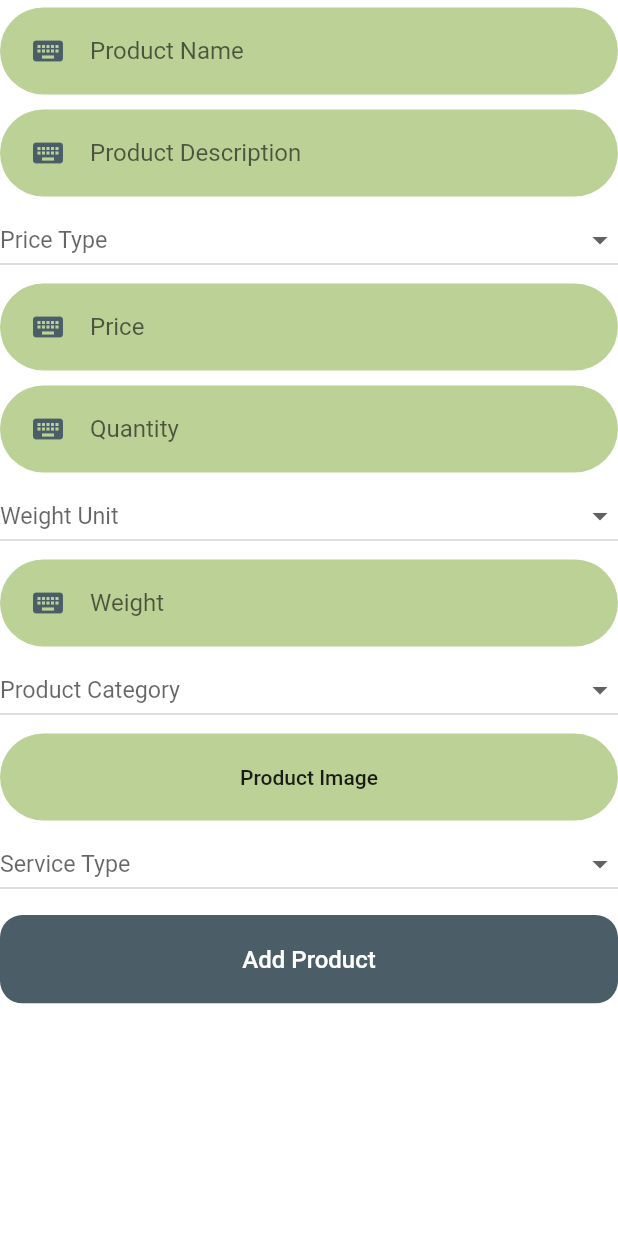
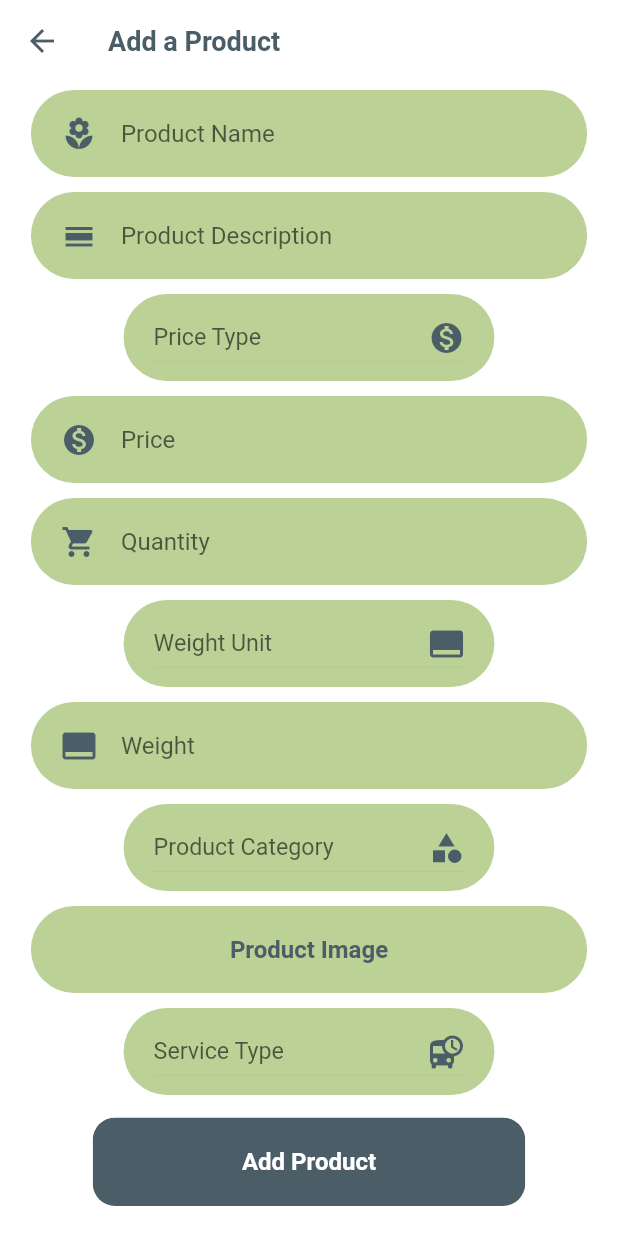
Before and after one commit to ammadUmarDev/ugao.pk, a Flutter app: the AddProduct screen opened directly, on a phone screen of 412 x 824 dp. Run offline on Flutter 3.47's test engine with Material 2 defaults, Android fonts, the phone set to English and light mode, and no system bars; our stand-ins replace cloud_firestore, firebase_auth, firebase_storage, flutter_svg, image_picker; missing offline and left inert: grouped_buttons; accounts and stored records are empty; Roboto replaces fonts that are missing (Cantarell).

Commit message:
Updated 'Add a product' page and created dropDown and appBar widget.

```diff
--- /dev/null
+++ b/lib/components/appbar.dart
@@ -0,0 +1,25 @@
+import 'package:flutter/cupertino.dart';
+import 'package:flutter/material.dart';
+import 'package:ugao/components/h1.dart';
+import '../constants.dart';
+
+class AppBarPageName extends StatelessWidget implements PreferredSizeWidget {
+  AppBarPageName({this.pageName});
+  final pageName;
+  @override
+  Size get preferredSize => const Size.fromHeight(55);
+  Widget build(BuildContext context) {
+    return AppBar(
+      brightness: Brightness.light,
+      iconTheme: IconThemeData(
+        color: kPrimaryAccentColor, //change your color here
+      ),
+      backgroundColor: Colors.transparent,
+      title: H1(
+        textBody: pageName,
+        color: kPrimaryAccentColor,
+      ),
+      elevation: 0,
+    );
+  }
+}
--- a/lib/components/h1.dart
+++ b/lib/components/h1.dart
@@ -3,17 +3,17 @@
 import 'package:ugao/constants.dart';
 
 class H1TextStyle extends TextStyle {
+  H1TextStyle({this.color});
   final fontFamily = "Cantarell";
   final fontSize = h1Size;
   final Color color;
-  final fontWeight = FontWeight.w900;
-  H1TextStyle({this.color = const Color(0xFF35495e)});
+  final fontWeight = FontWeight.w600;
 }
 
 class H1 extends StatelessWidget {
   H1({
     this.textBody,
-    this.color = kPrimaryAccentColor,
+    this.color,
   });
   final String textBody;
   final Color color;
@@ -21,7 +21,7 @@
   Widget build(BuildContext context) {
     return Text(
       textBody,
-      style: H1TextStyle(),
+      style: H1TextStyle(color: color),
     );
   }
 }
--- a/lib/components/h2.dart
+++ b/lib/components/h2.dart
@@ -20,7 +20,7 @@
         fontFamily: "Cantarell",
         fontSize: h2Size,
         color: color,
-        fontWeight: FontWeight.w900,
+        fontWeight: FontWeight.w600,
       ),
       textAlign: align,
     );
--- a/lib/components/h3.dart
+++ b/lib/components/h3.dart
@@ -18,7 +18,7 @@
         fontFamily: "Cantarell",
         fontSize: h3Size,
         color: color,
-        fontWeight: FontWeight.w900,
+        fontWeight: FontWeight.w600,
       ),
     );
   }
--- a/lib/components/rounded_button.dart
+++ b/lib/components/rounded_button.dart
@@ -1,17 +1,19 @@
 import 'package:flutter/material.dart';
+import 'package:ugao/components/h1.dart';
 import '../constants.dart';
+import 'h2.dart';
 
 class RoundedButton extends StatelessWidget {
-  final String text;
-  final Function press;
-  final Color color, textColor;
   const RoundedButton({
     Key key,
     this.text,
     this.press,
-    this.color = kPrimaryColor,
-    this.textColor = Colors.white,
+    this.color,
+    this.textColor,
   }) : super(key: key);
+  final String text;
+  final Function press;
+  final Color color, textColor;
 
   @override
   Widget build(BuildContext context) {
@@ -25,9 +27,9 @@
           padding: EdgeInsets.symmetric(vertical: 20, horizontal: 40),
           color: color,
           onPressed: press,
-          child: Text(
-            text,
-            style: TextStyle(color: textColor, fontSize: h1Size),
+          child: H2(
+            textBody: text,
+            color: textColor,
           ),
         ),
       ),
--- /dev/null
+++ b/lib/components/rounded_drop_down.dart
@@ -0,0 +1,73 @@
+import 'package:flutter/cupertino.dart';
+import 'package:flutter/material.dart';
+
+import '../constants.dart';
+
+class RoundedDropDown extends StatelessWidget {
+  const RoundedDropDown({
+    Key key,
+    this.name,
+    this.size,
+    this.text,
+    this.value,
+    this.onChanged,
+    this.items,
+    this.icon,
+  }) : super(key: key);
+  final String name;
+  final Size size;
+  final String text;
+  final String value;
+  final Function onChanged;
+  final List<String> items;
+  final IconData icon;
+  @override
+  Widget build(BuildContext context) {
+    return Container(
+      margin: EdgeInsets.symmetric(vertical: 5),
+      padding: EdgeInsets.symmetric(horizontal: 20, vertical: 5),
+      width: size.width * 0.6,
+      decoration: new BoxDecoration(
+        color: kPrimaryLightColor,
+        borderRadius: BorderRadius.circular(29),
+      ),
+      child: Column(
+        children: <Widget>[
+          DropdownButton<String>(
+            icon: Icon(
+              icon,
+              color: kPrimaryAccentColor,
+            ),
+            isExpanded: true,
+            isDense: false,
+            style: TextStyle(
+              color: Colors.black,
+            ),
+            hint: Text(
+              text == null ? name : text,
+              style: TextStyle(fontSize: 15.5),
+            ),
+            value: text,
+            onChanged: onChanged,
+            items: items.map((String user) {
+              return DropdownMenuItem<String>(
+                value: user,
+                child: Row(
+                  children: <Widget>[
+                    Text(
+                      user,
+                      textAlign: TextAlign.center,
+                      style: TextStyle(
+                        fontSize: 15,
+                      ),
+                    ),
+                  ],
+                ),
+              );
+            }).toList(),
+          ),
+        ],
+      ),
+    );
+  }
+}
--- a/lib/components/rounded_image_picker.dart
+++ b/lib/components/rounded_image_picker.dart
@@ -4,13 +4,16 @@
 import 'package:flutter/material.dart';
 import 'package:image_picker/image_picker.dart';
 import 'package:ugao/components/text_field_container.dart';
+import 'package:ugao/constants.dart';
+
+import 'h2.dart';
 
 //TODO: add support to select multiple images
 
 class RoundedImagePicker extends StatefulWidget {
   final String hintText;
   final ValueChanged<File> onPicked;
-  RoundedImagePicker({this.hintText="Pick an Image",this.onPicked});
+  RoundedImagePicker({this.hintText = "Pick an Image", this.onPicked});
   @override
   _RoundedImagePickerState createState() => _RoundedImagePickerState();
 }
@@ -48,9 +51,9 @@
     return TextFieldContainer(
       child: FlatButton(
         onPressed: getImage,
-        child: Text(
-          widget.hintText//==null?"Pick an Image":widget.hintText,
-          //style: TextStyle(color: textColor, fontSize: h1Size),
+        child: H2(
+          textBody: widget.hintText,
+          color: kPrimaryAccentColor,
         ),
       ),
       //child: Icon(Icons.add_a_photo),
--- a/lib/components/rounded_input_field.dart
+++ b/lib/components/rounded_input_field.dart
@@ -10,9 +10,9 @@
   const RoundedInputField({
     Key key,
     this.hintText,
-    this.icon = Icons.person,
-    this.keyboardType = TextInputType.text,
+    this.icon,
     this.onChanged,
+    this.keyboardType,
   }) : super(key: key);
 
   @override
--- a/lib/constants.dart
+++ b/lib/constants.dart
@@ -7,7 +7,7 @@
 const kPrimaryTextColor = Colors.white; //white
 const kSecondaryTextColor = Color(0xFFF4b5d67); //blue
 
-const double h1Size = 16;
-const double h2Size = 14;
-const double h3Size = 12;
-const double pSize = 10;
+const double h1Size = 18;
+const double h2Size = 16;
+const double h3Size = 14;
+const double pSize = 12;
--- a/lib/screens/product/add_product.dart
+++ b/lib/screens/product/add_product.dart
@@ -2,9 +2,12 @@
 import 'package:flutter/material.dart';
 import 'package:ugao/Classes/Firebase_Model.dart';
 import 'package:ugao/Classes/Product_Model.dart';
+import 'package:ugao/components/appbar.dart';
 import 'package:ugao/components/rounded_alert_dialog.dart';
 import 'package:ugao/components/rounded_button.dart';
+import 'package:ugao/components/rounded_drop_down.dart';
 import 'package:ugao/components/rounded_image_picker.dart';
+import 'package:ugao/constants.dart';
 
 import '../../components/rounded_input_field.dart';
 
@@ -21,20 +24,25 @@
   ]; //TODO: fetch from firebase
   List<String> pCategories = ["Fertilizer"]; //TODO: fetch from firebase
   List<String> sTypes = ["Pickup", "Delivery"]; //TODO: fetch from firebase
-  List<String> wUnits=["Kgs"]; //TODO: decide weight units (firebase? hard coded?)
+  List<String> wUnits = [
+    "Kgs"
+  ]; //TODO: decide weight units (firebase? hard coded?)
 
   @override
   Widget build(BuildContext context) {
+    Size size = MediaQuery.of(context).size;
     return Scaffold(
+      appBar: AppBarPageName(pageName: "Add a Product"),
       body: SafeArea(
         child: Container(
-          child: Stack(
+          margin: new EdgeInsets.symmetric(horizontal: 10.0),
+          child: ListView(
             children: [
-              ListView(
+              Column(
                 children: [
                   RoundedInputField(
                     hintText: "Product Name",
-                    icon: Icons.keyboard,
+                    icon: Icons.local_florist,
                     onChanged: (newVal) {
                       setState(() {
                         if (newVal != null) product.prodName = newVal;
@@ -45,51 +53,30 @@
                     //keyboardType: TextInputType.multiline,
                     //TODO: add support for multiline text input
                     hintText: "Product Description",
-                    icon: Icons.keyboard,
+                    icon: Icons.calendar_view_day,
                     onChanged: (newVal) {
                       setState(() {
                         if (newVal != null) product.prodDesc = newVal;
                       });
                     },
                   ),
-                  DropdownButton<String>(
-                    isExpanded: true,
-                    isDense: false,
-                    style: TextStyle(
-                      color: Colors.black,
-                    ),
-                    hint: Text(
-                      product.priceType == null
-                          ? "Price Type"
-                          : product.priceType,
-                      style: TextStyle(fontSize: 15.5),
-                    ),
-                    //value: priceType==null?"Price Type":priceType,
+                  RoundedDropDown(
+                    name: "Price Type",
+                    size: size,
+                    text: product.priceType,
+                    value: product.priceType,
                     onChanged: (String value) {
                       setState(() {
                         product.priceType = value;
                       });
                     },
-                    items: pTypes.map((String user) {
-                      return DropdownMenuItem<String>(
-                        value: user,
-                        child: Row(
-                          children: <Widget>[
-                            Text(
-                              user,
-                              style: TextStyle(
-                                fontSize: 15.5,
-                              ),
-                            ),
-                          ],
-                        ),
-                      );
-                    }).toList(),
+                    items: pTypes,
+                    icon: Icons.monetization_on,
                   ),
                   RoundedInputField(
                     keyboardType: TextInputType.number,
                     hintText: "Price",
-                    icon: Icons.keyboard, //TODO: find appropriate icon
+                    icon: Icons.monetization_on, //TODO: find appropriate icon
                     onChanged: (newVal) {
                       setState(() {
                         if (newVal != null)
@@ -102,7 +89,7 @@
                   RoundedInputField(
                     keyboardType: TextInputType.number,
                     hintText: "Quantity",
-                    icon: Icons.keyboard,
+                    icon: Icons.shopping_cart,
                     onChanged: (newVal) {
                       setState(() {
                         if (newVal != null)
@@ -112,45 +99,24 @@
                       });
                     },
                   ),
-                  DropdownButton<String>(
-                    isExpanded: true,
-                    isDense: false,
-                    style: TextStyle(
-                      color: Colors.black,
-                    ),
-                    hint: Text(
-                      product.weightUnit == null
-                          ? "Weight Unit"
-                          : product.weightUnit,
-                      style: TextStyle(fontSize: 15.5),
-                    ),
-                    //value: priceType==null?"Price Type":priceType,
+                  RoundedDropDown(
+                    name: "Weight Unit",
+                    size: size,
+                    text: product.weightUnit,
+                    value: product.weightUnit,
                     onChanged: (String value) {
                       setState(() {
                         product.weightUnit = value;
                       });
                     },
-                    items: wUnits.map((String user) {
-                      return DropdownMenuItem<String>(
-                        value: user,
-                        child: Row(
-                          children: <Widget>[
-                            Text(
-                              user,
-                              style: TextStyle(
-                                fontSize: 15.5,
-                              ),
-                            ),
-                          ],
-                        ),
-                      );
-                    }).toList(),
+                    items: wUnits,
+                    icon: Icons.call_to_action,
                   ),
                   RoundedInputField(
                     keyboardType: TextInputType.number,
                     //TODO: add option to select weight unit
                     hintText: "Weight",
-                    icon: Icons.keyboard, //TODO: find appropriate icon
+                    icon: Icons.call_to_action, //TODO: find appropriate icon
                     onChanged: (newVal) {
                       setState(() {
                         if (newVal != null)
@@ -160,39 +126,18 @@
                       });
                     },
                   ),
-                  DropdownButton<String>(
-                    isExpanded: true,
-                    isDense: false,
-                    style: TextStyle(
-                      color: Colors.black,
-                    ),
-                    hint: Text(
-                      product.prodCategory == null
-                          ? "Product Category"
-                          : product.prodCategory,
-                      style: TextStyle(fontSize: 15.5),
-                    ),
-                    //value: priceType==null?"Price Type":priceType,
+                  RoundedDropDown(
+                    name: "Product Category",
+                    size: size,
+                    text: product.prodCategory,
+                    value: product.prodCategory,
                     onChanged: (String value) {
                       setState(() {
                         product.prodCategory = value;
                       });
                     },
-                    items: pCategories.map((String user) {
-                      return DropdownMenuItem<String>(
-                        value: user,
-                        child: Row(
-                          children: <Widget>[
-                            Text(
-                              user,
-                              style: TextStyle(
-                                fontSize: 15.5,
-                              ),
-                            ),
-                          ],
-                        ),
-                      );
-                    }).toList(),
+                    items: pCategories,
+                    icon: Icons.category,
                   ),
                   RoundedImagePicker(
                     hintText: "Product Image",
@@ -202,57 +147,42 @@
                       });
                     },
                   ),
-                  DropdownButton<String>(
-                    isExpanded: true,
-                    isDense: false,
-                    style: TextStyle(
-                      color: Colors.black,
-                    ),
-                    hint: Text(
-                      product.serviceType == null
-                          ? "Service Type"
-                          : product.serviceType,
-                      style: TextStyle(fontSize: 15.5),
-                    ),
-                    //value: priceType==null?"Price Type":priceType,
+                  RoundedDropDown(
+                    name: "Service Type",
+                    size: size,
+                    text: product.serviceType,
+                    value: product.serviceType,
                     onChanged: (String value) {
                       setState(() {
                         product.serviceType = value;
                       });
                     },
-                    items: sTypes.map((String user) {
-                      return DropdownMenuItem<String>(
-                        value: user,
-                        child: Row(
-                          children: <Widget>[
-                            Text(
-                              user,
-                              style: TextStyle(
-                                fontSize: 15.5,
-                              ),
-                            ),
-                          ],
-                        ),
-                      );
-                    }).toList(),
+                    items: sTypes,
+                    icon: Icons.departure_board,
                   ),
                   //product.prodImage == null ? Container() : Image.file(product.prodImage),
                   RoundedButton(
                     text: "Add Product",
+                    textColor: Colors.white,
+                    color: kPrimaryAccentColor,
                     press: () async {
                       var firebase_object = new Firebase();
-                      String nullField=product.get_null_field();
+                      String nullField = product.get_null_field();
                       print("nullField");
                       print(nullField);
-                      if (nullField==null) {
+                      if (nullField == null) {
                         bool check = await firebase_object.add_a_product(
                             this.product, context);
                         if (check == true) {
                           this.product.printf();
                           return true;
                         }
-                      }else{
-                        final String content=('Please set all fields in order to proceed. '+nullField+' is not set.').toString();
+                      } else {
+                        final String content =
+                            ('Please set all fields in order to proceed. ' +
+                                    nullField +
+                                    ' is not set.')
+                                .toString();
                         showDialog(
                           context: context,
                           builder: (context) => RoundedAlertDialog(
```
